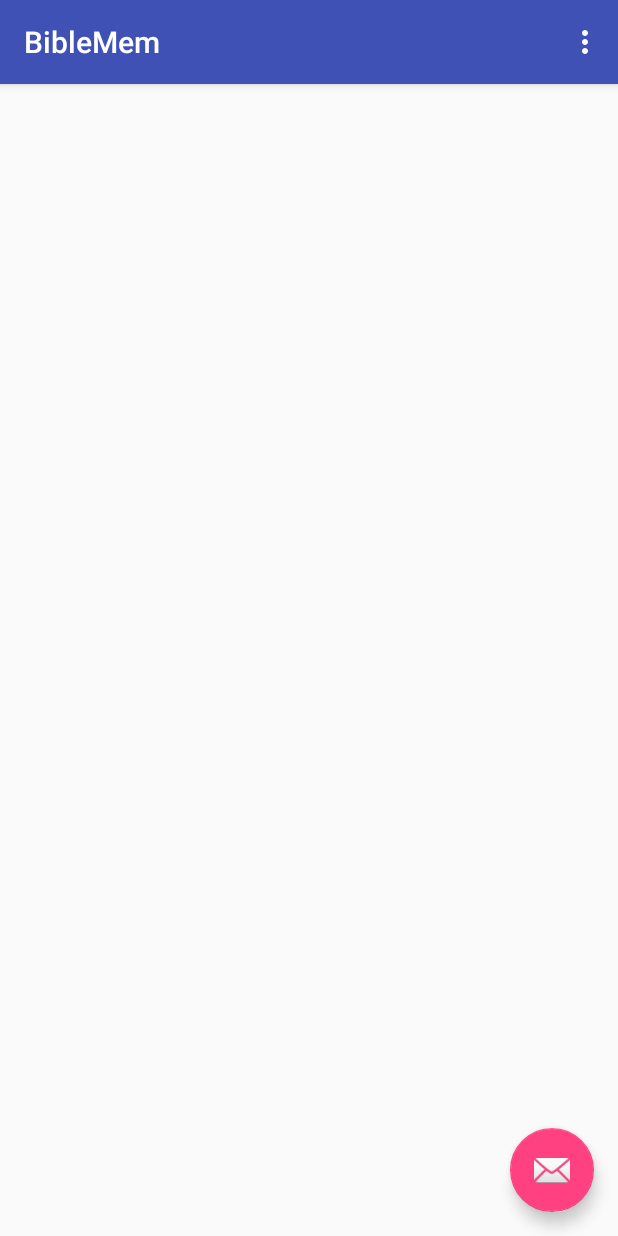
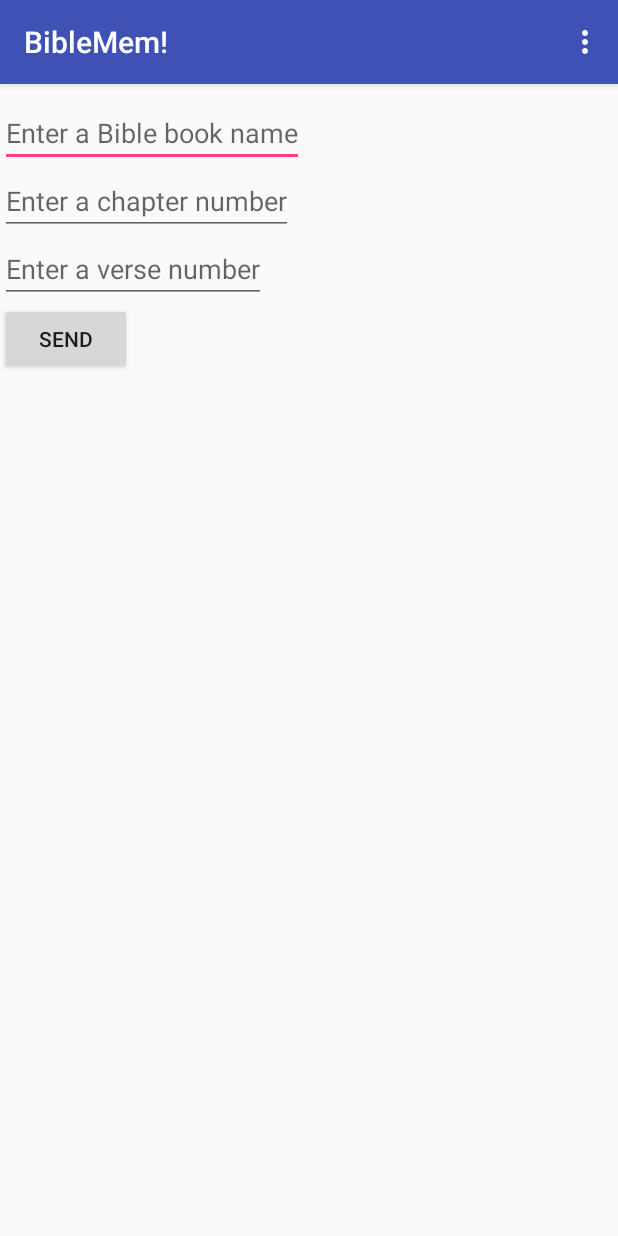
Before and after one commit to jonchui/BibleMem, an Android app: the screen it shows after launch (MyActivity), on a phone screen of 412 x 824 dp. Run offline under Robolectric (Android 15) with nearby library versions, the phone set to English and light mode, and no system bars.

Commit message:
Play MP3 of John 1 when "send" button is pressed.  Read in text for book, chapter, and verse. Edited app icon.

```diff
--- a/Android/app/src/main/java/com/example/claire/biblemem/MyActivity.java
+++ b/Android/app/src/main/java/com/example/claire/biblemem/MyActivity.java
@@ -1,6 +1,8 @@
 package com.example.claire.biblemem;
 
 import android.app.AlertDialog;
+import android.content.Intent;
+import android.media.MediaPlayer;
 import android.os.Bundle;
 import android.support.design.widget.FloatingActionButton;
 import android.support.design.widget.Snackbar;
@@ -11,6 +13,10 @@ import android.view.View;
 import android.view.Menu;
 import android.view.MenuItem;
 import android.app.Application;
+import android.widget.Button;
+import android.widget.EditText;
+import android.widget.Toast;
+import android.os.Handler;
 
 import com.faithcomesbyhearing.dbt.Dbt;
 import com.faithcomesbyhearing.dbt.callback.VerseCallback;
@@ -31,39 +37,56 @@ public class MyActivity extends AppCompatActivity {
         Toolbar toolbar = (Toolbar) findViewById(R.id.toolbar);
         setSupportActionBar(toolbar);
 
-        FloatingActionButton fab = (FloatingActionButton) findViewById(R.id.fab);
+        /*FloatingActionButton fab = (FloatingActionButton) findViewById(R.id.fab);
         fab.setOnClickListener(new View.OnClickListener() {
             @Override
             public void onClick(View view) {
                 Snackbar.make(view, "Replace with your own action", Snackbar.LENGTH_LONG)
                         .setAction("Action", null).show();
             }
-        });
+        });*/
 
-        /*
-        Dbt.getLibraryVolume(null, "text", null, "Eng", new VolumeCallback() {
+        Button button = (Button) findViewById(R.id.button);
+        button.setOnClickListener(new View.OnClickListener() {
             @Override
-            public void success(List<Volume> volumes) {
-                Log.i("biblemem", "volumes: " + volumes.iterator().toString());
-            }
+            public void onClick(View view) {
+                // Perform action on click
+                /*Dbt.getLibraryVolume(null, "text", null, "Eng", new VolumeCallback() {
+                    @Override
+                    public void success(List<Volume> volumes) {
+                        Log.i("biblemem","volumes");
+                    }
 
-            @Override
-            public void failure(Exception e) {
-                Log.i("biblemem", "failure: " + e.getLocalizedMessage());
+                    @Override
+                    public void failure(Exception e) {
+
+                    }
+                });*/
+
+                //Intent intent = new Intent(this, DisplayMessageActivity.class);
+                EditText editTextBook = (EditText) findViewById(R.id.edit_message_book);
+                EditText editTextChapterNumber = (EditText) findViewById(R.id.edit_message_chapter_number);
+                EditText editTextVerseNumber = (EditText) findViewById(R.id.edit_message_verse_number);
+                String messageBook = editTextBook.getText().toString();
+                String messageChapterNumber = editTextChapterNumber.getText().toString();
+                String messageVerseNumber = editTextVerseNumber.getText().toString();
+                Log.i("biblemem", "Book: " + messageBook);
+                Log.i("biblemem", "Chapter Number: " + messageChapterNumber);
+                Log.i("biblemem", "Verse Number: " + messageVerseNumber);
+
+                //Toast.makeText(getApplicationContext(), "Sent! " + messageBook + " " + messageChapterNumber +  " " + messageVerseNumber, Toast.LENGTH_LONG).show();
+
+                final MediaPlayer mp = MediaPlayer.create(getApplicationContext(), R.raw.john1_engesvn2da);
+                mp.start();
+                Handler handler = new Handler();
+                handler.postDelayed(new Runnable() {
+                    public void run() {
+                        // Actions to do after 10 seconds
+                        mp.stop();
+                    }
+                }, 10000);
             }
         });
-        Dbt.getTextVerse("EN1NIVN1ET", "John", "3", null, null, new VerseCallback() {
-            @Override
-            public void success(List<Verse> verses) {
-//                AlertDialog alertDialog = new AlertDialog("verses: " + verses.toString());
-                Log.i("biblemem", "verses: " + verses.iterator().toString());
-            }
-
-            @Override
-            public void failure(Exception e) {
-
-            }
-        });*/
     }
 
     @Override
@@ -87,21 +110,4 @@ public class MyActivity extends AppCompatActivity {
 
         return super.onOptionsItemSelected(item);
     }
-
-    /** Called when the user clicks the Send button */
-    public void sendMessage(View view) {
-        // Do something in response to button
-        Dbt.getLibraryVolume(null, "text", null, "Eng", new VolumeCallback() {
-            @Override
-            public void success(List<Volume> volumes) {
-Log.i("biblemem","volumes");
-
-            }
-
-            @Override
-            public void failure(Exception e) {
-
-            }
-        });
-    }
 }
--- a/Android/app/src/main/res/layout/activity_my.xml
+++ b/Android/app/src/main/res/layout/activity_my.xml
@@ -17,9 +17,11 @@
 
     <include layout="@layout/content_my" />
 
+    <!--
     <android.support.design.widget.FloatingActionButton android:id="@+id/fab"
         android:layout_width="wrap_content" android:layout_height="wrap_content"
         android:layout_gravity="bottom|end" android:layout_margin="@dimen/fab_margin"
         android:src="@android:drawable/ic_dialog_email" />
+    -->
 
 </android.support.design.widget.CoordinatorLayout>
--- a/Android/app/src/main/res/layout/content_my.xml
+++ b/Android/app/src/main/res/layout/content_my.xml
@@ -3,17 +3,30 @@
     xmlns:tools="http://schemas.android.com/tools"
     android:layout_width="match_parent"
     android:layout_height="match_parent"
-    android:orientation="horizontal" >
-    <EditText android:id="@+id/edit_message"
+    android:orientation="vertical" >
+    <TextView android:text="\n" android:layout_width="wrap_content"
+        android:layout_height="wrap_content"
+        android:textSize="26sp"/>
+    <EditText android:id="@+id/edit_message_book"
         android:layout_width="wrap_content"
         android:layout_height="wrap_content"
-        android:hint="@string/edit_message" />
-    <Button
+        android:hint="@string/edit_message_book" />
+    <EditText android:id="@+id/edit_message_chapter_number"
+        android:layout_width="wrap_content"
+        android:layout_height="wrap_content"
+        android:hint="@string/edit_message_chapter_number" />
+    <EditText android:id="@+id/edit_message_verse_number"
+        android:layout_width="wrap_content"
+        android:layout_height="wrap_content"
+        android:hint="@string/edit_message_verse_number" />
+    <Button android:id="@+id/button"
         android:layout_width="wrap_content"
         android:layout_height="wrap_content"
         android:onClick="sendMessage"
         android:text="@string/button_send" />
+
 </LinearLayout>
+
 <!--
 <RelativeLayout xmlns:android="http://schemas.android.com/apk/res/android"
     xmlns:tools="http://schemas.android.com/tools"
--- a/Android/app/src/main/res/values/strings.xml
+++ b/Android/app/src/main/res/values/strings.xml
@@ -1,6 +1,8 @@
 <resources>
-    <string name="app_name">BibleMem</string>
-    <string name="edit_message">Enter a message</string>
+    <string name="app_name">BibleMem!</string>
+    <string name="edit_message_book">Enter a Bible book name</string>
+    <string name="edit_message_chapter_number">Enter a chapter number</string>
+    <string name="edit_message_verse_number">Enter a verse number</string>
     <string name="button_send">Send</string>
     <string name="action_settings">Settings</string>
 </resources>
```
Also changed, not shown: Android/app/src/main/res/mipmap-hdpi/ic_launcher.png, Android/app/src/main/res/mipmap-mdpi/ic_launcher.png, Android/app/src/main/res/mipmap-xhdpi/ic_launcher.png, Android/app/src/main/res/mipmap-xxhdpi/ic_launcher.png, Android/app/src/main/res/mipmap-xxxhdpi/ic_launcher.png, 1 other file.
